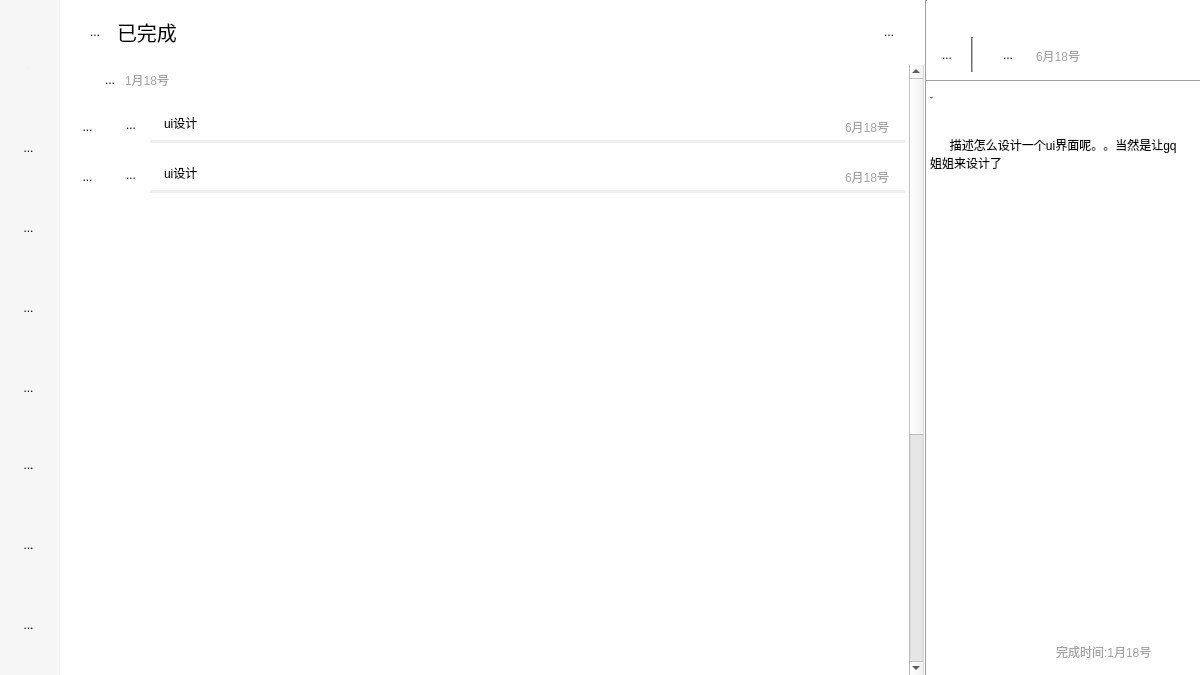
This is DailyManagement/logPage.ui in YuJieROOT/DailyManagement as Qt 5 draws it before an edit. The edited form follows.
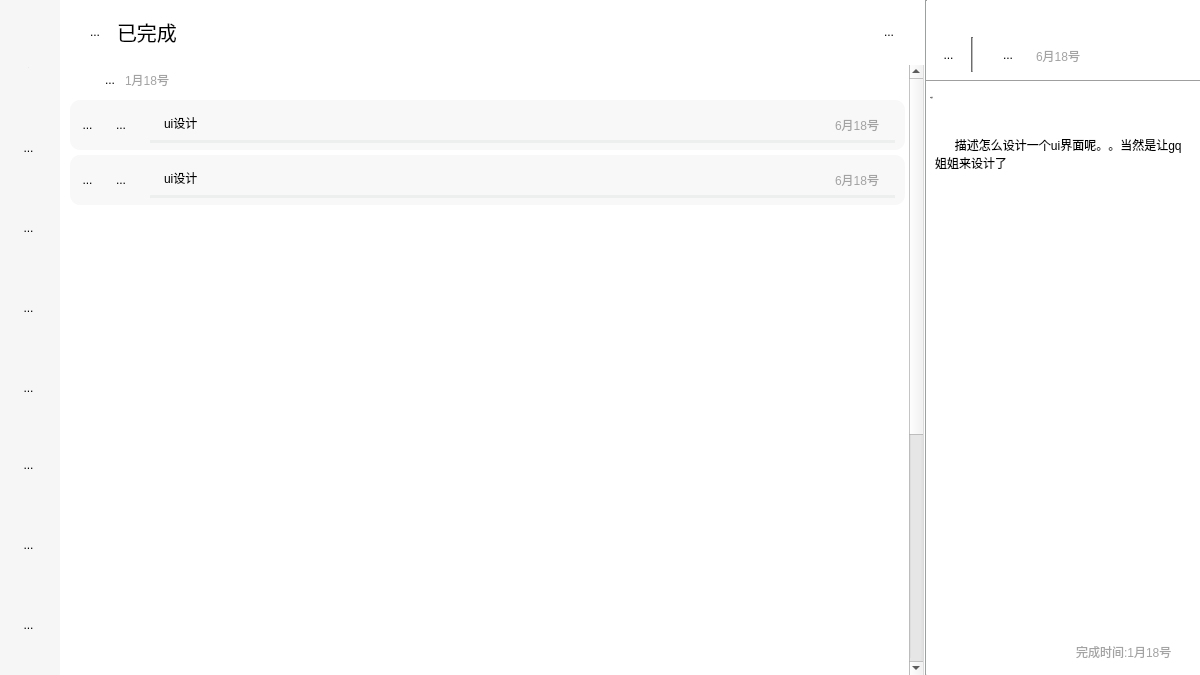
This is the edited form. Icons and pictures are not drawn.

```diff
--- a/DailyManagement/logPage.ui
+++ b/DailyManagement/logPage.ui
@@ -536,13 +536,14 @@
         </rect>
        </property>
        <property name="styleSheet">
-        <string notr="true">border-radius:10px</string>
+        <string notr="true">border-radius:10px;
+background-color: rgba(138, 138, 138, 15);</string>
        </property>
        <widget class="QToolButton" name="log_bar_pushbutton_2">
         <property name="geometry">
          <rect>
           <x>10</x>
-          <y>17</y>
+          <y>15</y>
           <width>15</width>
           <height>20</height>
          </rect>
@@ -568,9 +569,9 @@
         <property name="geometry">
          <rect>
           <x>40</x>
-          <y>4</y>
-          <width>42</width>
-          <height>42</height>
+          <y>14</y>
+          <width>22</width>
+          <height>22</height>
          </rect>
         </property>
         <property name="styleSheet">
@@ -618,7 +619,7 @@
          <rect>
           <x>80</x>
           <y>40</y>
-          <width>755</width>
+          <width>745</width>
           <height>3</height>
          </rect>
         </property>
@@ -633,9 +634,9 @@
        <widget class="QLabel" name="log_bar_date_2">
         <property name="geometry">
          <rect>
-          <x>775</x>
-          <y>17</y>
-          <width>50</width>
+          <x>765</x>
+          <y>15</y>
+          <width>70</width>
           <height>20</height>
          </rect>
         </property>
@@ -653,19 +654,20 @@
        <property name="geometry">
         <rect>
          <x>10</x>
-         <y>85</y>
+         <y>90</y>
          <width>835</width>
          <height>50</height>
         </rect>
        </property>
        <property name="styleSheet">
-        <string notr="true">border-radius:10px</string>
+        <string notr="true">border-radius:10px;
+background-color: rgba(138, 138, 138, 15);</string>
        </property>
        <widget class="QToolButton" name="log_bar_pushbutton_3">
         <property name="geometry">
          <rect>
           <x>10</x>
-          <y>17</y>
+          <y>15</y>
           <width>15</width>
           <height>20</height>
          </rect>
@@ -691,9 +693,9 @@
         <property name="geometry">
          <rect>
           <x>40</x>
-          <y>4</y>
-          <width>42</width>
-          <height>42</height>
+          <y>14</y>
+          <width>22</width>
+          <height>22</height>
          </rect>
         </property>
         <property name="styleSheet">
@@ -741,7 +743,7 @@
          <rect>
           <x>80</x>
           <y>40</y>
-          <width>755</width>
+          <width>745</width>
           <height>3</height>
          </rect>
         </property>
@@ -756,9 +758,9 @@
        <widget class="QLabel" name="log_bar_date_3">
         <property name="geometry">
          <rect>
-          <x>775</x>
-          <y>17</y>
-          <width>50</width>
+          <x>765</x>
+          <y>15</y>
+          <width>70</width>
           <height>20</height>
          </rect>
         </property>
@@ -805,10 +807,10 @@
       <widget class="QToolButton" name="deadline_pane_off">
        <property name="geometry">
         <rect>
-         <x>0</x>
-         <y>4</y>
-         <width>42</width>
-         <height>42</height>
+         <x>10</x>
+         <y>12</y>
+         <width>25</width>
+         <height>25</height>
         </rect>
        </property>
        <property name="styleSheet">
@@ -946,10 +948,10 @@
      <widget class="QPlainTextEdit" name="detial">
       <property name="geometry">
        <rect>
-        <x>0</x>
+        <x>5</x>
         <y>50</y>
         <width>261</width>
-        <height>131</height>
+        <height>501</height>
        </rect>
       </property>
       <property name="focusPolicy">
@@ -972,9 +974,9 @@
      <widget class="QWidget" name="subtask_new" native="true">
       <property name="geometry">
        <rect>
-        <x>120</x>
+        <x>140</x>
         <y>550</y>
-        <width>151</width>
+        <width>131</width>
         <height>45</height>
        </rect>
       </property>
@@ -983,7 +985,7 @@
         <rect>
          <x>10</x>
          <y>10</y>
-         <width>131</width>
+         <width>111</width>
          <height>20</height>
         </rect>
        </property>
```
Left out of the diff: 10 changed lines with no effect on the pictures.
